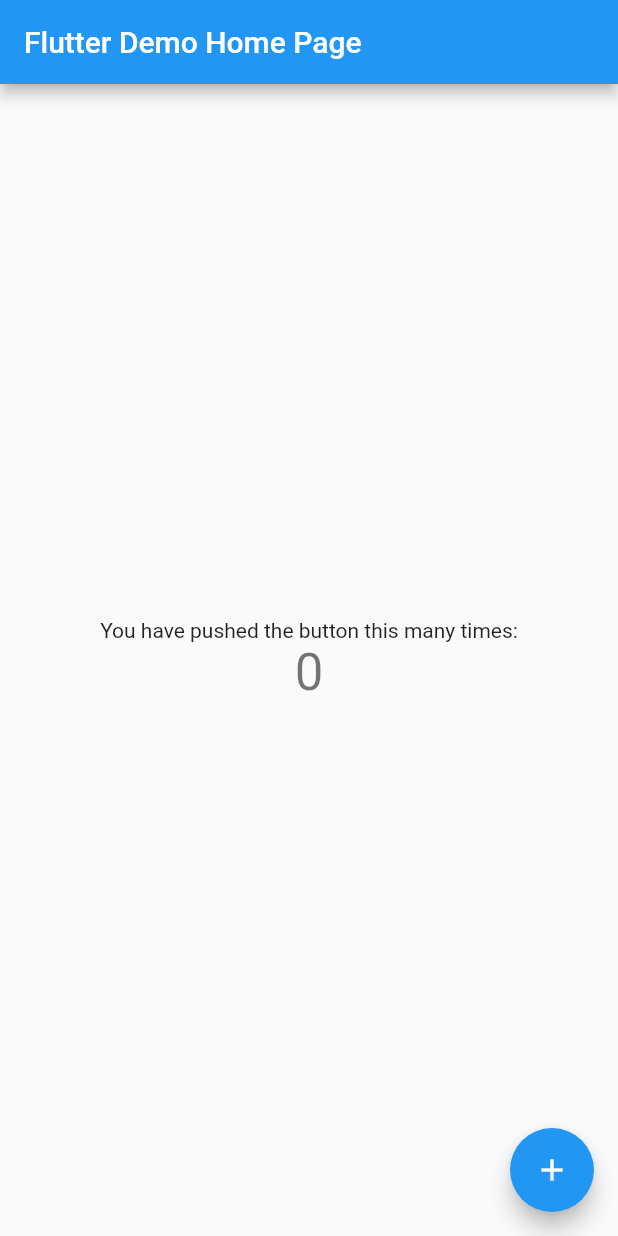
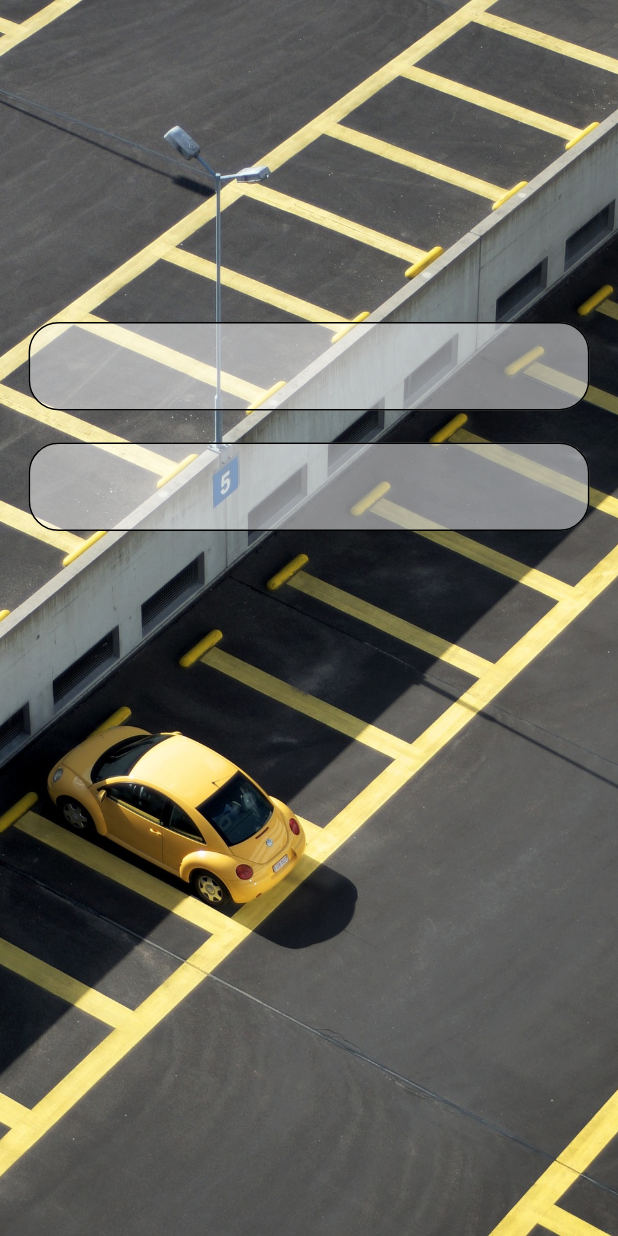
Before and after one commit to song011794/Car-Break, a Flutter app: the screen it shows after launch, on a phone screen of 412 x 824 dp. Run offline on Flutter 3.47's test engine with Material 2 defaults, Android fonts, the phone set to English and light mode, and no system bars; our stand-ins replace flutter_dotenv, flutter_screenutil, freezed_annotation, geolocator, get, google_maps_flutter.

Commit message:
feature : 로그인 화면 구현
1. ID, Password 입력 받는 위젯 지정
2. flutter_screenutil를 사용해 사이즈 조정

```diff
--- /dev/null
+++ b/lib/controller/login_controller.dart
@@ -0,0 +1,7 @@
+import 'package:flutter/foundation.dart';
+import 'package:get/get.dart';
+
+class LoginController extends GetxController {
+  final ValueNotifier<String> idValue = ValueNotifier<String>('');
+  final ValueNotifier<String> passwordValue = ValueNotifier<String>('');
+}
--- a/lib/main.dart
+++ b/lib/main.dart
@@ -1,9 +1,11 @@
 import 'package:flutter/material.dart';
 import 'package:flutter_dotenv/flutter_dotenv.dart';
+import 'package:flutter_screenutil/flutter_screenutil.dart';
 import 'package:get/get.dart';
 import 'package:vehicle/controller/home_controller.dart';
 import 'package:vehicle/repository/home_repository.dart';
 import 'package:vehicle/screen/home_screen.dart';
+import 'package:vehicle/screen/login_screen.dart';
 
 void main() async {
   await dotenv.load(fileName: ".env");
@@ -17,30 +19,21 @@ class MyApp extends StatelessWidget {
   @override
   Widget build(BuildContext context) {
     return GetMaterialApp(
-      home: MaterialApp(
-        title: 'Flutter Demo',
-        theme: ThemeData(
-          // This is the theme of your application.
-          //
-          // Try running your application with "flutter run". You'll see the
-          // application has a blue toolbar. Then, without quitting the app, try
-          // changing the primarySwatch below to Colors.green and then invoke
-          // "hot reload" (press "r" in the console where you ran "flutter run",
-          // or simply save your changes to "hot reload" in a Flutter IDE).
-          // Notice that the counter didn't reset back to zero; the application
-          // is not restarted.
-          primarySwatch: Colors.blue,
-        ),
-        home: const MyHomePage(title: 'Flutter Demo Home Page'),
+      home: ScreenUtilInit(
+        designSize: const Size(1080, 1920),
+        minTextAdapt: true,
+        splitScreenMode: true,
+        builder: (context, child) => MaterialApp(
+            title: 'Flutter Demo',
+            theme: ThemeData(
+              primarySwatch: Colors.blue,
+            ),
+            home: child),
+        child: const LoginScreen(),
       ),
       initialRoute: '/',
       getPages: [
-        GetPage(
-          name: '/',
-          page: () => const MyHomePage(
-            title: '',
-          ),
-        ),
+        GetPage(name: '/', page: () => const LoginScreen()),
         GetPage(name: '/home', page: () => const HomeScreen(), bindings: [
           BindingsBuilder<HomeController>(() {
             Get.lazyPut(() => HomeController());
@@ -53,91 +46,3 @@ class MyApp extends StatelessWidget {
     );
   }
 }
-
-class MyHomePage extends StatefulWidget {
-  const MyHomePage({super.key, required this.title});
-
-  // This widget is the home page of your application. It is stateful, meaning
-  // that it has a State object (defined below) that contains fields that affect
-  // how it looks.
-
-  // This class is the configuration for the state. It holds the values (in this
-  // case the title) provided by the parent (in this case the App widget) and
-  // used by the build method of the State. Fields in a Widget subclass are
-  // always marked "final".
-
-  final String title;
-
-  @override
-  State<MyHomePage> createState() => _MyHomePageState();
-}
-
-class _MyHomePageState extends State<MyHomePage> {
-  int _counter = 0;
-
-  void _incrementCounter() {
-    setState(() {
-      // This call to setState tells the Flutter framework that something has
-      // changed in this State, which causes it to rerun the build method below
-      // so that the display can reflect the updated values. If we changed
-      // _counter without calling setState(), then the build method would not be
-      // called again, and so nothing would appear to happen.
-      _counter++;
-    });
-
-    // Get.to(HomeScreen());
-    Get.toNamed('/home');
-  }
-
-  @override
-  Widget build(BuildContext context) {
-    // This method is rerun every time setState is called, for instance as done
-    // by the _incrementCounter method above.
-    //
-    // The Flutter framework has been optimized to make rerunning build methods
-    // fast, so that you can just rebuild anything that needs updating rather
-    // than having to individually change instances of widgets.
-    return Scaffold(
-      appBar: AppBar(
-        // Here we take the value from the MyHomePage object that was created by
-        // the App.build method, and use it to set our appbar title.
-        title: Text(widget.title),
-      ),
-      body: Center(
-        // Center is a layout widget. It takes a single child and positions it
-        // in the middle of the parent.
-        child: Column(
-          // Column is also a layout widget. It takes a list of children and
-          // arranges them vertically. By default, it sizes itself to fit its
-          // children horizontally, and tries to be as tall as its parent.
-          //
-          // Invoke "debug painting" (press "p" in the console, choose the
-          // "Toggle Debug Paint" action from the Flutter Inspector in Android
-          // Studio, or the "Toggle Debug Paint" command in Visual Studio Code)
-          // to see the wireframe for each widget.
-          //
-          // Column has various properties to control how it sizes itself and
-          // how it positions its children. Here we use mainAxisAlignment to
-          // center the children vertically; the main axis here is the vertical
-          // axis because Columns are vertical (the cross axis would be
-          // horizontal).
-          mainAxisAlignment: MainAxisAlignment.center,
-          children: <Widget>[
-            const Text(
-              'You have pushed the button this many times:',
-            ),
-            Text(
-              '$_counter',
-              style: Theme.of(context).textTheme.headlineMedium,
-            ),
-          ],
-        ),
-      ),
-      floatingActionButton: FloatingActionButton(
-        onPressed: _incrementCounter,
-        tooltip: 'Increment',
-        child: const Icon(Icons.add),
-      ), // This trailing comma makes auto-formatting nicer for build methods.
-    );
-  }
-}
--- /dev/null
+++ b/lib/screen/login_screen.dart
@@ -0,0 +1,62 @@
+import 'package:flutter/material.dart';
+import 'package:flutter_screenutil/flutter_screenutil.dart';
+import 'package:get/get.dart';
+
+import '../controller/login_controller.dart';
+
+class LoginScreen extends StatelessWidget {
+  const LoginScreen({super.key});
+
+  @override
+  Widget build(BuildContext context) {
+    final LoginController controller = Get.put(LoginController());
+
+    return Scaffold(
+        resizeToAvoidBottomInset: false,
+        body: Container(
+          decoration: const BoxDecoration(
+              image: DecorationImage(
+                  image: AssetImage(
+                    'lib/images/login_bg.png',
+                  ),
+                  fit: BoxFit.cover)),
+          child: Column(children: [
+            SizedBox(
+              height: 500.h,
+            ),
+            textInputFiled(controller.idValue),
+            SizedBox(
+              height: 50.h,
+            ),
+            textInputFiled(controller.passwordValue, isPassword: true),
+          ]),
+        ));
+  }
+
+  /// 텍스트 입력(ID, Password)받는 위젯 </br>
+  /// Param </br>
+  /// ValueNotifier<String> listenableValue : 데이터 저장 변수 </br>
+  /// bool isPassword : 패스워드 여부 </br>
+  Widget textInputFiled(ValueNotifier<String> listenableValue,
+      {bool isPassword = false}) {
+    return Padding(
+      padding: EdgeInsets.only(left: 50.w, right: 50.w),
+      child: ValueListenableBuilder(
+          valueListenable: listenableValue,
+          builder: (context, value, child) {
+            return TextFormField(
+                initialValue: value,
+                onChanged: (value) => listenableValue.value = value,
+                obscureText: isPassword,
+                decoration: InputDecoration(
+                    filled: true,
+                    fillColor: Colors.white.withOpacity(0.5),
+                    enabledBorder: const OutlineInputBorder(
+                        borderRadius: BorderRadius.all(
+                          Radius.circular(20),
+                        ),
+                        borderSide: BorderSide(color: Colors.black))));
+          }),
+    );
+  }
+}
--- a/pubspec.yaml
+++ b/pubspec.yaml
@@ -42,6 +42,7 @@ dependencies:
   get: ^4.6.5
   google_maps_flutter: ^2.2.5
   geolocator: ^9.0.2
+  flutter_screenutil: ^5.7.0
 
 dev_dependencies:
   flutter_test:
@@ -71,6 +72,7 @@ flutter:
   # To add assets to your application, add an assets section, like this:
   assets:
     - .env
+    - lib/images/
   #   - images/a_dot_ham.jpeg
 
   # An image asset can refer to one or more resolution-specific "variants", see
```
Also changed, not shown: lib/images/login_bg.png (added), pubspec.lock, 2 other files.
